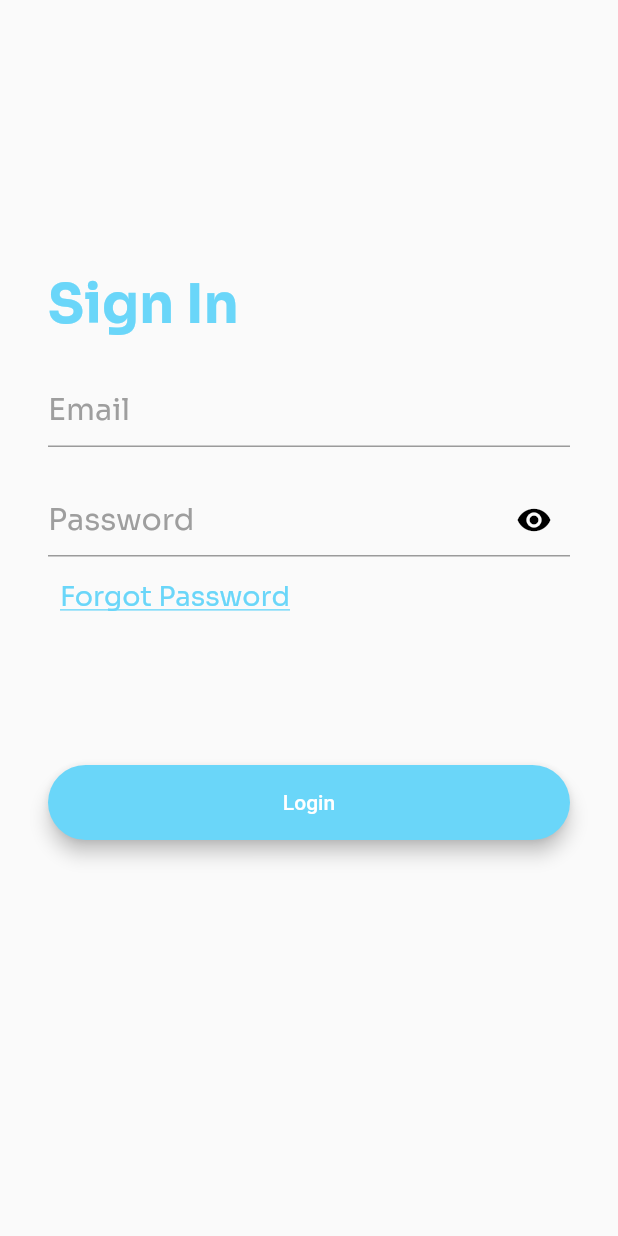
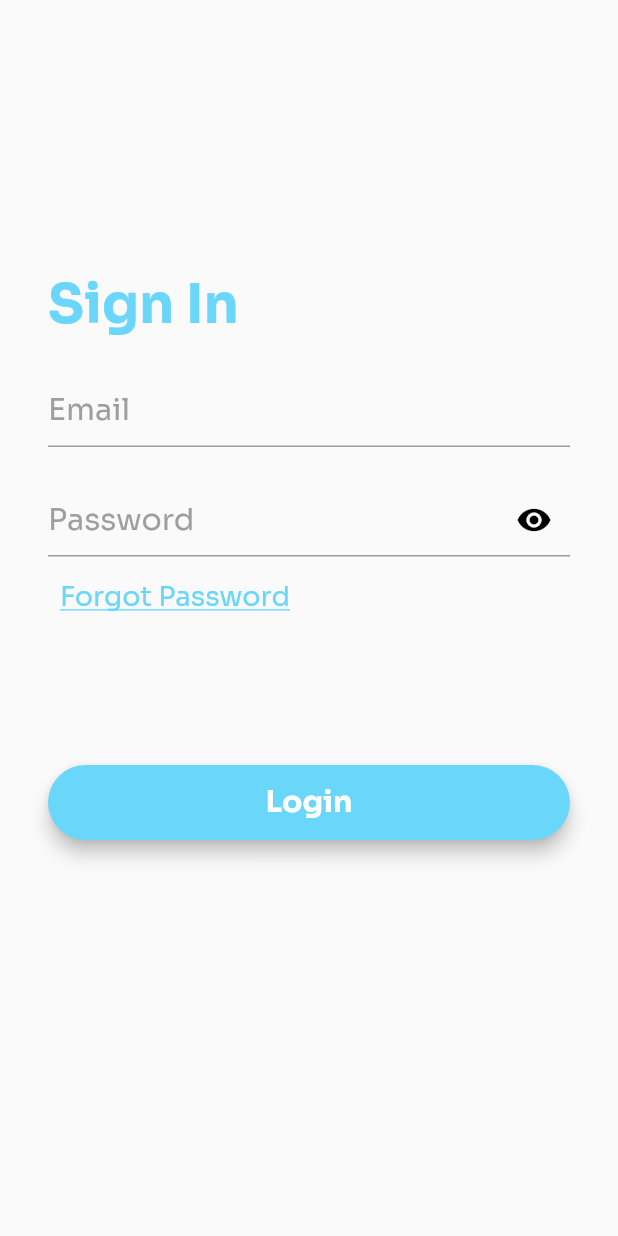
Before and after one commit to OrangJenius/coldstorage, a Flutter app: the screen it shows after launch, on a phone screen of 412 x 824 dp. Run offline on Flutter 3.47's test engine with Material 2 defaults, Android fonts, the phone set to English and light mode, and no system bars; our stand-ins replace dotted_border, geolocator, google_maps_flutter, image_picker, permission_handler, shared_preferences; missing offline and left inert: mailer, slide_action.

Commit message:
Update login.dart

```diff
--- a/driver_cold_storage/lib/screens/login.dart
+++ b/driver_cold_storage/lib/screens/login.dart
@@ -81,7 +81,7 @@ class _loginState extends State<Login> {
                 builder: (context) => homeScreen(userID: simpanData),
               ),
             );
-          } else if (roleValue == "staff") {
+          } else if (roleValue == "staff  ") {
             Navigator.push(
               context,
               MaterialPageRoute(
@@ -214,7 +214,12 @@ class _loginState extends State<Login> {
                     onPressed: _isLoading ? null : _login,
                     child: _isLoading
                         ? CircularProgressIndicator()
-                        : Text('Login'),
+                        : Text('Login',
+                            style: TextStyle(
+                              fontSize: 20,
+                              fontWeight: FontWeight.bold,
+                              fontFamily: "Sora",
+                            )),
                     // child: Text('Login',
                     //     style: TextStyle(
                     //       fontSize: 20,
```
